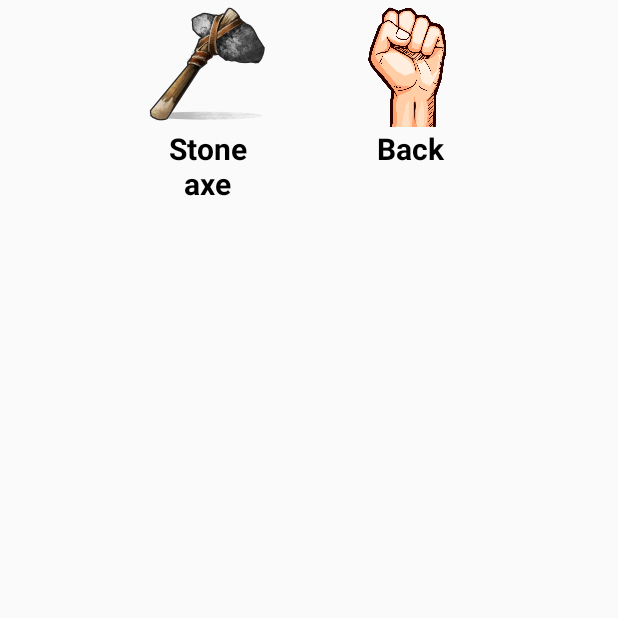
After one commit to luckyluckycool/Island-Survival-Simulator, an Android app: the fragment CraftFragment shown on its own in the app's theme, on a phone screen of 412 x 824 dp, the top half of it. The commit adds this screen. Run offline under Robolectric (Android 15) with nearby library versions, the phone set to English and light mode, and no system bars.

Commit message:
first_craft

```diff
--- a/myGame/app/src/main/java/luckycoolgames/mygame/AndroidGestureActivity.java
+++ b/myGame/app/src/main/java/luckycoolgames/mygame/AndroidGestureActivity.java
@@ -1,4 +1,5 @@
 /*
+
 package luckycoolgames.mygame;
 
 import android.app.Activity;
@@ -43,4 +44,5 @@ public class AndroidGestureActivity extends Activity implements GestureOverlayVi
         }
     }
 }
+
 */
--- /dev/null
+++ b/myGame/app/src/main/java/luckycoolgames/mygame/fragments/CraftFragment.java
@@ -0,0 +1,78 @@
+package luckycoolgames.mygame.fragments;
+
+import android.app.Fragment;
+import android.os.Bundle;
+import android.view.LayoutInflater;
+import android.view.View;
+import android.view.ViewGroup;
+import android.widget.ImageView;
+import android.widget.TextView;
+import android.widget.Toast;
+
+import luckycoolgames.mygame.PlayActivity;
+import luckycoolgames.mygame.R;
+
+
+public class CraftFragment extends Fragment {
+    private AddButtonsFragment addButtonsFragment = new AddButtonsFragment();
+    private ActButtonsFragment actButtonsFragment = new ActButtonsFragment();
+    private ImageView craftStoneAxe, back;
+    private TextView craftStoneAxeText;
+    //resource Indexes
+    private int woodIndex = 0;
+    private int stoneIndex = 1;
+    private int fiberIndex = 2;
+    private int foodIndex = 3;
+    private int healthIndex = 4;
+    private int staminaIndex = 5;
+
+    @Override
+    public View onCreateView(LayoutInflater inflater,  ViewGroup container, Bundle savedInstanceState) {
+        View view = inflater.inflate(R.layout.craft_fragment, container, false);
+        craftStoneAxe = view.findViewById(R.id.craft_stone_axe);
+        back = view.findViewById(R.id.back);
+        craftStoneAxeText = view.findViewById(R.id.craft_stone_axe_text);
+        back.setOnClickListener(new View.OnClickListener() {
+            @Override
+            public void onClick(View v) {
+                ActionButtonFragment actionButtonFragment = new ActionButtonFragment();
+                ((PlayActivity) getActivity()).fragmentManager.beginTransaction().replace(R.id.frame_for_action_buttons, actionButtonFragment).commit();
+            }
+        });
+
+        craftStoneAxe.setOnClickListener(new View.OnClickListener() {
+            @Override
+            public void onClick(View view) {
+                double chance = Math.random();
+               if(((PlayActivity)getActivity()).getList().get(woodIndex)>=5&&((PlayActivity)getActivity()).getList().get(stoneIndex)>=3&&((PlayActivity)getActivity()).getList().get(fiberIndex)>=10&&((PlayActivity)getActivity()).getList().get(staminaIndex)>=20){
+                   ((PlayActivity)getActivity()).stamina_button_action(-20);
+                   if(chance+0.8>=1){
+                       craft(5,3,10,0,0,0);
+                       ((PlayActivity)getActivity()).setWoodInstrumentLevel(1);
+                       craftStoneAxe.setVisibility(View.GONE);
+                       craftStoneAxeText.setVisibility(View.GONE);
+                   }else {
+                       ((PlayActivity)getActivity()).health_button_action(-5);
+                       Toast.makeText(getContext(),"Stone fall on your foot", Toast.LENGTH_SHORT).show();
+                   }
+               } else {
+                   Toast.makeText(getContext(), "You need 5 woods, 3 stones, 10 fibers and 20 stamina", Toast.LENGTH_LONG).show();
+               }
+            }
+        });
+
+
+
+
+
+        return view;
+    }
+    void craft(int wood, int stone, int fiber, int food, int stamina, int health){
+        ((PlayActivity)getActivity()).wood_button_action(-wood);
+        ((PlayActivity)getActivity()).stone_button_action(-stone);
+        ((PlayActivity)getActivity()).fiber_button_action(-fiber);
+        ((PlayActivity)getActivity()).food_button_action(-food);
+        ((PlayActivity)getActivity()).stamina_button_action(stamina);
+        ((PlayActivity)getActivity()).health_button_action(health);
+    }
+}
--- a/myGame/app/src/main/res/layout/activity_play.xml
+++ b/myGame/app/src/main/res/layout/activity_play.xml
@@ -208,7 +208,7 @@
 
         android:layout_marginTop="200dp">
     </FrameLayout>
-<!--
-    </android.gesture.GestureOverlayView>
--->
+
+    <!--</android.gesture.GestureOverlayView>-->
+
 </RelativeLayout>
--- a/myGame/app/src/main/res/layout/add_buttons_fragment.xml
+++ b/myGame/app/src/main/res/layout/add_buttons_fragment.xml
@@ -59,6 +59,7 @@
             >
 
             <TextView
+                android:id="@+id/gather_wood_text"
                 android:layout_width="85dp"
                 android:layout_height="wrap_content"
                 android:text="Gather sticks"
@@ -67,6 +68,7 @@
                 android:textColor="#000"
                 android:textStyle="bold"/>
             <TextView
+                android:id="@+id/gather_stone_text"
                 android:layout_marginStart="50dp"
                 android:layout_width="85dp"
                 android:layout_height="wrap_content"
@@ -76,6 +78,7 @@
                 android:textStyle="bold"
                 android:text="Gather stones"/>
             <TextView
+                android:id="@+id/gather_fiber_text"
                 android:layout_marginStart="50dp"
                 android:layout_width="85dp"
                 android:layout_height="wrap_content"
@@ -85,6 +88,7 @@
                 android:textStyle="bold"
                 android:text="Gather fiber"/>
             <TextView
+                android:id="@+id/gather_food_text"
                 android:layout_marginStart="50dp"
                 android:layout_width="85dp"
                 android:layout_height="wrap_content"
--- /dev/null
+++ b/myGame/app/src/main/res/layout/craft_fragment.xml
@@ -0,0 +1,67 @@
+<?xml version="1.0" encoding="utf-8"?>
+<LinearLayout xmlns:android="http://schemas.android.com/apk/res/android"
+    android:orientation="vertical" android:layout_width="match_parent"
+    android:layout_height="match_parent">
+    <LinearLayout
+        android:id="@+id/craft_fragment"
+        android:layout_gravity="center_horizontal"
+        android:layout_width="match_parent"
+        android:layout_height="wrap_content"
+        android:orientation="vertical">
+
+        <LinearLayout
+
+            android:layout_width="wrap_content"
+            android:layout_height="wrap_content"
+            android:layout_gravity="center_horizontal"
+            android:orientation="horizontal">
+
+            <ImageView
+                android:id="@+id/craft_stone_axe"
+                android:layout_width="85dp"
+                android:layout_height="85dp"
+                android:background="@drawable/stone_axe_icon"
+                />
+
+            <ImageView
+                android:id="@+id/back"
+                android:layout_marginStart="50dp"
+                android:layout_width="85dp"
+                android:layout_height="85dp"
+                android:background="@drawable/hand_gathering" />
+
+
+
+        </LinearLayout>
+
+        <LinearLayout
+            android:layout_width="wrap_content"
+            android:layout_height="wrap_content"
+            android:layout_gravity="center_horizontal"
+            >
+
+            <TextView
+                android:id="@+id/craft_stone_axe_text"
+                android:layout_width="85dp"
+                android:layout_height="wrap_content"
+                android:text="Stone axe"
+                android:textAlignment="center"
+                android:textSize="20sp"
+                android:textColor="#000"
+                android:textStyle="bold"/>
+
+
+
+            <TextView
+                android:layout_marginStart="50dp"
+                android:layout_width="85dp"
+                android:layout_height="wrap_content"
+                android:textAlignment="center"
+                android:textSize="20sp"
+                android:textColor="#000"
+                android:textStyle="bold"
+                android:text="Back"/>
+
+        </LinearLayout>
+    </LinearLayout>
+</LinearLayout>
```
Also changed, not shown: myGame/app/src/main/AndroidManifest.xml (+10 -4 lines), myGame/app/src/main/java/luckycoolgames/mygame/PlayActivity.java (+41 -1 lines), myGame/app/src/main/java/luckycoolgames/mygame/fragments/ActionButtonFragment.java (+9 -2 lines), myGame/app/src/main/java/luckycoolgames/mygame/fragments/AddButtonsFragment.java (+56 -2 lines), myGame/app/src/main/res/drawable/stone_axe_icon.png (added).
